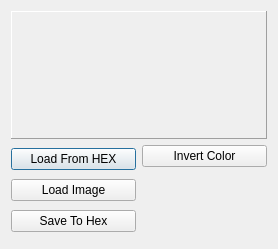
Qt form src/eepskye/src/customizesplashdialog.ui (xhorizont/eepe) before a commit.
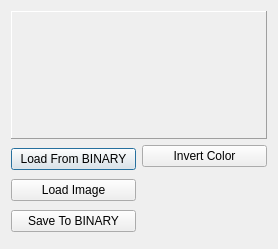
The same form after that commit. Icons and pictures are not drawn.

The edit to the form file:
```diff
--- a/src/eepskye/src/customizesplashdialog.ui
+++ b/src/eepskye/src/customizesplashdialog.ui
@@ -56,7 +56,7 @@
        <item>
         <widget class="QPushButton" name="loadFromHexButton">
          <property name="text">
-          <string>Load From HEX</string>
+          <string>Load From BINARY</string>
          </property>
         </widget>
        </item>
@@ -70,7 +70,7 @@
        <item>
         <widget class="QPushButton" name="saveToHexButton">
          <property name="text">
-          <string>Save To Hex</string>
+          <string>Save To BINARY</string>
          </property>
         </widget>
        </item>
```
Left out of the diff: 2 changed lines with no effect on the pictures.
